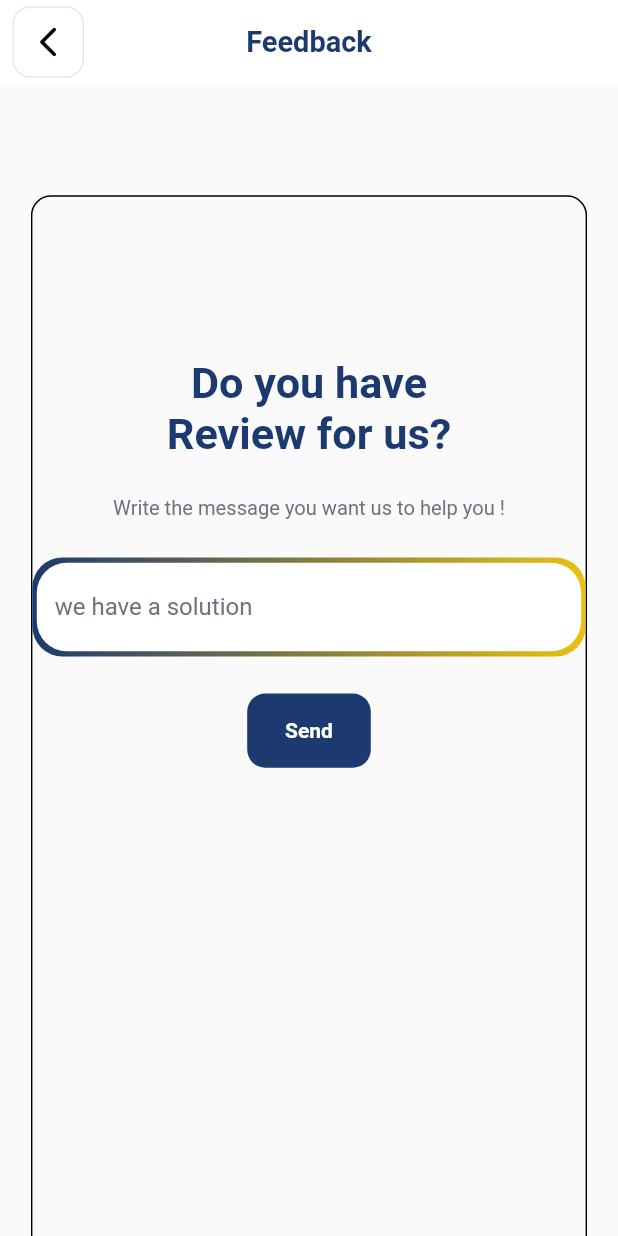
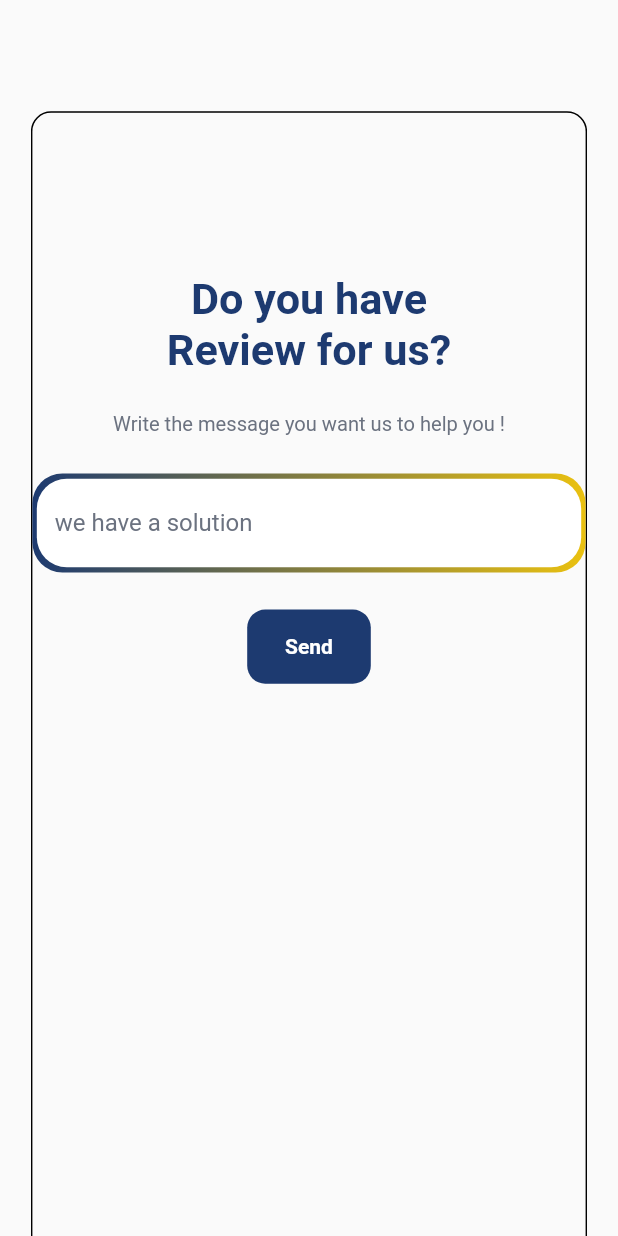
Before and after one commit to anshd258/Lumber-Spine-app-and-web, a Flutter app: the FeedbackScreen screen opened by its route, on a phone screen of 412 x 824 dp. Run offline on Flutter 3.47's test engine with Material 2 defaults, Android fonts, the phone set to English and light mode, and no system bars; our stand-ins replace bloc, csv, file_picker, flutter_bloc, font_awesome_flutter, google_fonts and 7 more; missing offline and left inert: dart:html, email_otp, syncfusion_flutter_core.

Commit message:
added corrections

```diff
--- /dev/null
+++ b/lib/Middleware/bloc/web_navbar_cubit.dart
@@ -0,0 +1,13 @@
+import 'package:bloc/bloc.dart';
+import 'package:meta/meta.dart';
+
+part 'web_navbar_state.dart';
+
+class WebNavbarCubit extends Cubit<WebNavbarInitial> {
+  WebNavbarCubit() : super(WebNavbarInitial(
+  ));
+
+  void changeState(int Index){
+    emit(WebNavbarInitial(tabIndex: Index));
+  }
+}
--- /dev/null
+++ b/lib/Middleware/bloc/web_navbar_state.dart
@@ -0,0 +1,6 @@
+part of 'web_navbar_cubit.dart';
+
+class WebNavbarInitial {
+  int tabIndex;
+  WebNavbarInitial({this.tabIndex = 1});
+}
--- a/lib/Middleware/helper/main_app.dart
+++ b/lib/Middleware/helper/main_app.dart
@@ -1,6 +1,7 @@
 import 'package:data_hub/Middleware/bloc/CSVdata/cs_vupload_cubit.dart';
 import 'package:data_hub/Middleware/bloc/CSVdata/getcsv_cubit.dart';
 import 'package:data_hub/Middleware/bloc/Variabledatabloc/data_cubit_cubit.dart';
+import 'package:data_hub/Middleware/bloc/web_navbar_cubit.dart';
 import 'package:data_hub/Middleware/helper/device.dart';
 import 'package:data_hub/Middleware/helper/routes/routes.dart';
 import 'package:flutter/material.dart';
@@ -23,6 +24,9 @@ class MainApp extends StatelessWidget {
             create: (context) => GetcsvCubit(),
           ),
           BlocProvider(
+            create: (context) => WebNavbarCubit(),
+          ),
+          BlocProvider(
             create: (context) => DataCubitCubit(),
           ),
         ],
--- a/lib/Middleware/services/report_service.dart
+++ b/lib/Middleware/services/report_service.dart
@@ -1,6 +1,5 @@
 import 'dart:io';
 import 'dart:typed_data';
-import 'package:flutter/material.dart';
 import 'package:pdf/widgets.dart' as pw;
 import 'package:pdf/pdf.dart';
 
--- a/lib/UI/screens/feedback_screen.dart
+++ b/lib/UI/screens/feedback_screen.dart
@@ -23,12 +23,12 @@ class _FeedbackScreenState extends State<FeedbackScreen> {
     String deviceType = MyDevice.getDeviceType(context);
     TextEditingController ctr = TextEditingController();
     return Scaffold(
-      appBar: deviceType == 'phone'
-          ? const PreferredSize(
-              preferredSize: Size.fromHeight(kToolbarHeight),
-              child: Appbar1(title: 'Feedback'),
-            )
-          : const WebAppbar(),
+      // appBar: deviceType == 'phone'
+      //     ? const PreferredSize(
+      //         preferredSize: Size.fromHeight(kToolbarHeight),
+      //         child: Appbar1(title: 'Feedback'),
+      //       )
+      //     : const WebAppbar(),
       body: Padding(
         padding: EdgeInsets.symmetric(horizontal: 5.w),
         child: SingleChildScrollView(
--- a/lib/UI/screens/splash_screen.dart
+++ b/lib/UI/screens/splash_screen.dart
@@ -28,7 +28,11 @@ class _SplashScreenState extends State<SplashScreen> {
         .then((value) => print(value.name));
 
     await Future.delayed(const Duration(seconds: 3), () {});
-    Navigator.pushNamed(context, '/signin_screen');
+    Navigator.pushNamedAndRemoveUntil(
+      context,
+      '/signin_screen',
+      (route) => false,
+    );
   }
 
   @override
```
Also changed, not shown: lib/UI/screens/R_factor_screen.dart (+6 -6 lines), lib/UI/screens/history_screen.dart (+6 -6 lines), lib/UI/screens/home_screen.dart (+37 -5 lines), lib/UI/screens/instructions_screen.dart (+6 -6 lines), lib/UI/screens/instructions_web.dart (+6 -6 lines), lib/UI/screens/td_tm_screen.dart (+6 -6 lines), lib/UI/widgets/web_appbar.dart (+8 -3 lines).
